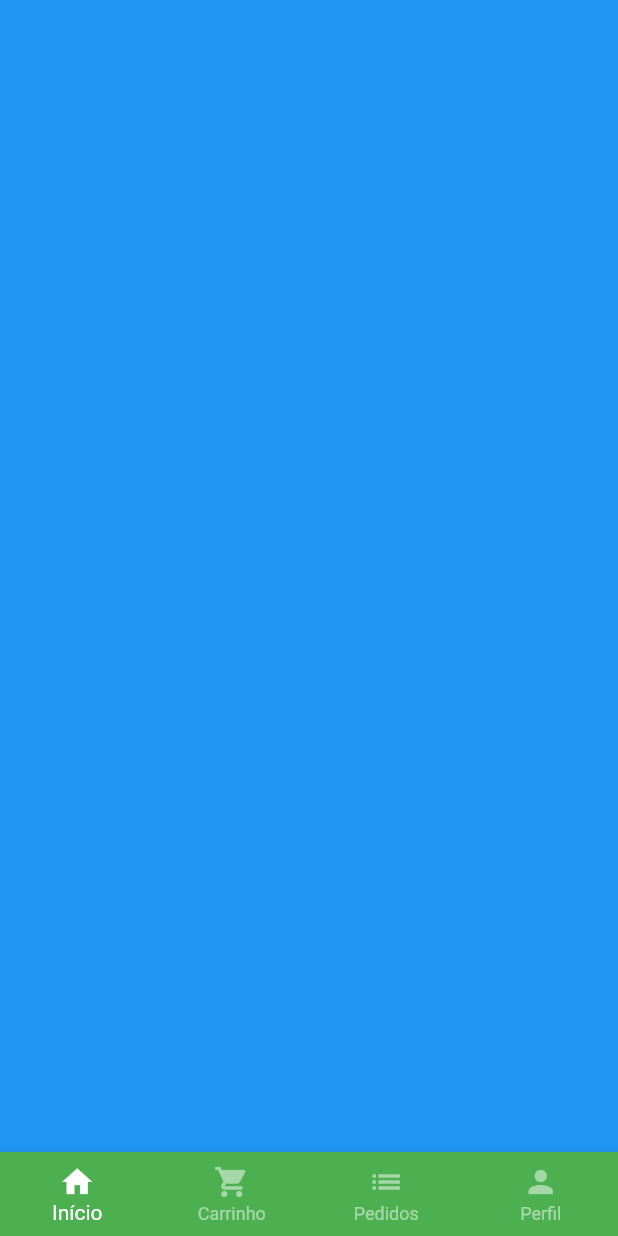
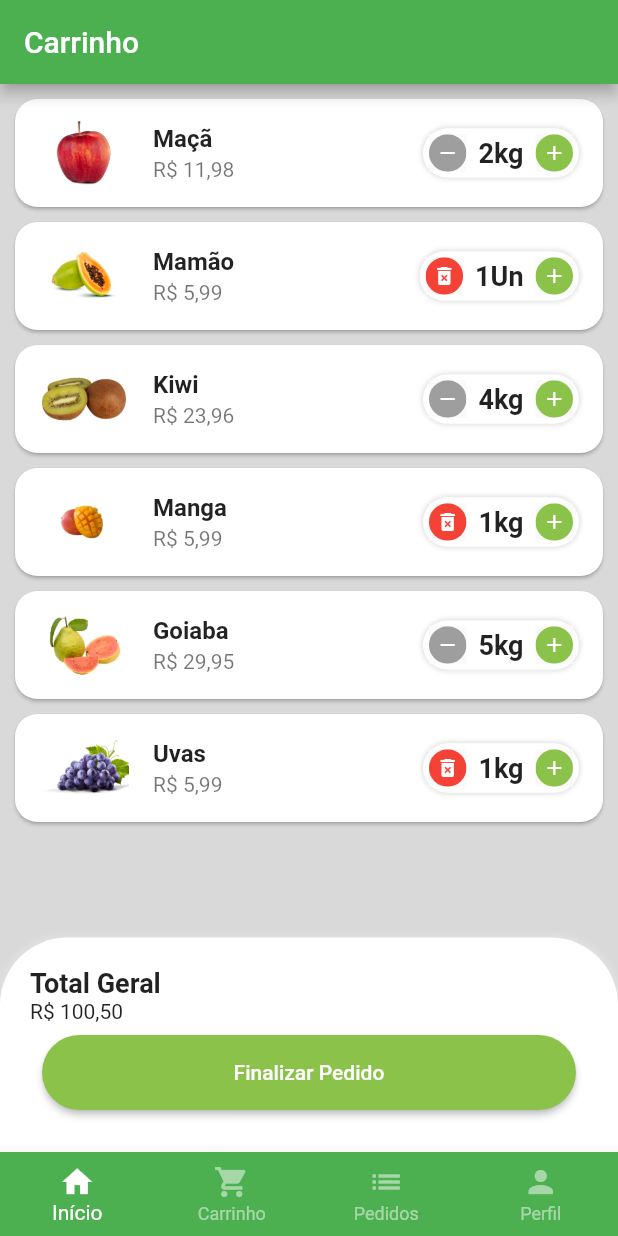
Before and after one commit to DiegoPorfirio01/flutter-app, a Flutter app: the BaseScreen screen opened directly, swiped to page 2, on a phone screen of 412 x 824 dp. Run offline on Flutter 3.47's test engine with Material 2 defaults, Android fonts, the phone set to English and light mode, and no system bars; our stand-ins replace animated_text_kit, mask_text_input_formatter.

Commit message:
feat(screen-cart) create screen cart

```diff
--- a/quitanda/lib/src/config/app_data.dart
+++ b/quitanda/lib/src/config/app_data.dart
@@ -1,3 +1,4 @@
+import 'package:quitanda/src/models/cart_item_model.dart';
 import 'package:quitanda/src/models/item_model.dart';
 
 ItemModel apple = ItemModel(
@@ -17,35 +18,35 @@ ItemModel apple1 = ItemModel(
 );
 
 ItemModel apple2 = ItemModel(
-  itemName: 'Maçã',
-  imgUrl: 'assets/fruits/apple.png',
+  itemName: 'Kiwi',
+  imgUrl: 'assets/fruits/kiwi.png',
   unit: 'kg',
   price: 5.99,
-  description: 'Maçãs frescas e selecionadas',
+  description: 'Kiwi fresco e selecionado',
 );
 
 ItemModel apple3 = ItemModel(
-  itemName: 'Maçã',
-  imgUrl: 'assets/fruits/apple.png',
+  itemName: 'Manga',
+  imgUrl: 'assets/fruits/mango.png',
   unit: 'kg',
   price: 5.99,
-  description: 'Maçãs frescas e selecionadas',
+  description: 'Manga frescas e selecionadas',
 );
 
 ItemModel apple4 = ItemModel(
-  itemName: 'Maçã',
-  imgUrl: 'assets/fruits/apple.png',
+  itemName: 'Goiaba',
+  imgUrl: 'assets/fruits/guava.png',
   unit: 'kg',
   price: 5.99,
-  description: 'Maçãs frescas e selecionadas',
+  description: 'Goiaba frescas e selecionadas',
 );
 
 ItemModel apple5 = ItemModel(
-  itemName: 'Maçã',
-  imgUrl: 'assets/fruits/apple.png',
+  itemName: 'Uvas',
+  imgUrl: 'assets/fruits/grape.png',
   unit: 'kg',
   price: 5.99,
-  description: 'Maçãs frescas e selecionadas',
+  description: 'Uvas frescas e selecionadas',
 );
 
 List<ItemModel> items = [
@@ -65,3 +66,30 @@ final List<String> categories = [
   'Bebidas',
   'Outros'
 ];
+
+List<CartItemModel> cartItems = [
+  CartItemModel(
+    item: apple,
+    quantity: 2,
+  ),
+  CartItemModel(
+    item: apple1,
+    quantity: 1,
+  ),
+  CartItemModel(
+    item: apple2,
+    quantity: 4,
+  ),
+  CartItemModel(
+    item: apple3,
+    quantity: 1,
+  ),
+  CartItemModel(
+    item: apple4,
+    quantity: 5,
+  ),
+  CartItemModel(
+    item: apple5,
+    quantity: 1,
+  ),
+];
--- /dev/null
+++ b/quitanda/lib/src/models/cart_item_model.dart
@@ -0,0 +1,14 @@
+import 'package:quitanda/src/models/item_model.dart';
+
+class CartItemModel {
+  ItemModel item;
+  int quantity;
+
+  CartItemModel({
+    required this.item,
+    required this.quantity,
+  });
+
+  double totalPrice() => item.price * quantity;
+
+}
--- a/quitanda/lib/src/models/item_model.dart
+++ b/quitanda/lib/src/models/item_model.dart
@@ -12,6 +12,4 @@ class ItemModel {
     required this.price,
     required this.description,
   });
-
-
 }
--- a/quitanda/lib/src/pages/auth/sign_in_screen.dart
+++ b/quitanda/lib/src/pages/auth/sign_in_screen.dart
@@ -1,6 +1,6 @@
 import 'package:animated_text_kit/animated_text_kit.dart';
 import 'package:flutter/material.dart';
-import 'package:quitanda/src/pages/auth/components/custom_text_field.dart';
+import 'package:quitanda/src/pages/common_widgets/custom_text_field.dart';
 import 'package:quitanda/src/pages/auth/sign_up_screen.dart';
 import 'package:quitanda/src/config/custom_colors.dart';
 import 'package:quitanda/src/pages/base/base_screen.dart';
--- a/quitanda/lib/src/pages/auth/sign_up_screen.dart
+++ b/quitanda/lib/src/pages/auth/sign_up_screen.dart
@@ -1,6 +1,6 @@
 import 'package:flutter/material.dart';
 import 'package:mask_text_input_formatter/mask_text_input_formatter.dart';
-import 'package:quitanda/src/pages/auth/components/custom_text_field.dart';
+import 'package:quitanda/src/pages/common_widgets/custom_text_field.dart';
 import 'package:quitanda/src/config/custom_colors.dart';
 
 class SignUpScreen extends StatelessWidget {
--- a/quitanda/lib/src/pages/base/base_screen.dart
+++ b/quitanda/lib/src/pages/base/base_screen.dart
@@ -1,5 +1,7 @@
 import 'package:flutter/material.dart';
+import 'package:quitanda/src/pages/cart/cart_tab.dart';
 import 'package:quitanda/src/pages/home/home_tab.dart';
+import 'package:quitanda/src/pages/profile/profile_tab.dart';
 
 class BaseScreen extends StatefulWidget {
   const BaseScreen({super.key});
@@ -21,15 +23,11 @@ class _BaseScreenState extends State<BaseScreen> {
         controller: pageController,
         children: [
           const HomeTab(),
-          Container(
-            color: Colors.blue,
-          ),
-          Container(
-            color: Colors.green,
-          ),
+          const CartTab(),
           Container(
             color: Colors.yellow,
           ),
+          const ProfileTab(),
         ],
       ),
       bottomNavigationBar: BottomNavigationBar(
--- /dev/null
+++ b/quitanda/lib/src/pages/cart/cart_tab.dart
@@ -0,0 +1,135 @@
+import 'package:flutter/material.dart';
+import 'package:quitanda/src/config/custom_colors.dart';
+import 'package:quitanda/src/models/cart_item_model.dart';
+import 'package:quitanda/src/pages/cart/components/cart_tile.dart';
+import 'package:quitanda/src/services/utils_services.dart';
+import 'package:quitanda/src/config/app_data.dart' as appData;
+
+class CartTab extends StatefulWidget {
+  const CartTab({super.key});
+
+  @override
+  State<CartTab> createState() => _CartTabState();
+}
+
+class _CartTabState extends State<CartTab> {
+  final UtilsServices utilsServices = UtilsServices();
+
+  void removeItemFromCart(CartItemModel cartItem) {
+    setState(() {
+      appData.cartItems.remove(cartItem);
+    });
+  }
+
+  @override
+  Widget build(BuildContext context) {
+    return Scaffold(
+      appBar: AppBar(
+        title: const Text('Carrinho'),
+      ),
+      body: Column(
+        children: [
+          Expanded(
+            child: ListView.builder(
+              itemCount: appData.cartItems.length,
+              itemBuilder: (_, index) {
+                return CartTile(
+                  cartItem: appData.cartItems[index],
+                  remove: removeItemFromCart,
+                );
+              },
+            ),
+          ),
+          const SizedBox(
+            height: 16,
+          ),
+          Container(
+            padding: EdgeInsets.all(20),
+            decoration: BoxDecoration(
+              color: Colors.white,
+              borderRadius: BorderRadius.vertical(top: Radius.circular(45)),
+              boxShadow: [
+                BoxShadow(
+                  color: Colors.grey.shade300,
+                  spreadRadius: 2,
+                  blurRadius: 3,
+                ),
+              ],
+            ),
+            child: Column(
+              crossAxisAlignment: CrossAxisAlignment.stretch,
+              children: [
+                const Text(
+                  'Total Geral',
+                  style: TextStyle(
+                    fontSize: 18,
+                    fontWeight: FontWeight.bold,
+                  ),
+                ),
+                Text(
+                  utilsServices.priceToCurrency(100.5),
+                ),
+                Padding(
+                  padding: const EdgeInsets.all(8.0),
+                  child: SizedBox(
+                    height: 50,
+                    child: ElevatedButton(
+                      style: ElevatedButton.styleFrom(
+                        backgroundColor: CustomColors.customSwatchColor,
+                        shape: RoundedRectangleBorder(
+                          borderRadius: BorderRadius.circular(50),
+                        ),
+                      ),
+                      onPressed: () {
+                        showOrderConfirmation();
+                      },
+                      child: const Text('Finalizar Pedido'),
+                    ),
+                  ),
+                ),
+              ],
+            ),
+          )
+        ],
+      ),
+    );
+  }
+
+  Future<bool?> showOrderConfirmation() {
+    return showDialog(
+        context: context,
+        builder: (context) {
+          return AlertDialog(
+            shape: RoundedRectangleBorder(
+              borderRadius: BorderRadius.circular(15),
+            ),
+            title: const Text('Finalizar Pedido'),
+            content: const Text('Deseja finalizar o pedido?'),
+            actions: [
+              TextButton(
+                onPressed: () => Navigator.pop(context, false),
+                child: const Text(
+                  style: TextStyle(
+                    color: Color.fromARGB(255, 167, 149, 149),
+                  ),
+                  'Não',
+                ),
+              ),
+              TextButton(
+                style: ButtonStyle(
+                  backgroundColor:
+                      MaterialStateProperty.all(CustomColors.customSwatchColor),
+                ),
+                onPressed: () => Navigator.pop(context, true),
+                child: const Text(
+                  'Sim',
+                  style: TextStyle(
+                    color: Colors.white,
+                  ),
+                ),
+              ),
+            ],
+          );
+        });
+  }
+}
--- /dev/null
+++ b/quitanda/lib/src/pages/cart/components/cart_tile.dart
@@ -0,0 +1,57 @@
+import 'package:flutter/material.dart';
+import 'package:quitanda/src/models/cart_item_model.dart';
+import 'package:quitanda/src/pages/common_widgets/quantity_widget.dart';
+import 'package:quitanda/src/services/utils_services.dart';
+
+class CartTile extends StatefulWidget {
+  const CartTile({super.key, required this.cartItem, required this.remove});
+  final Function(CartItemModel cartItem) remove;
+
+  final CartItemModel cartItem;
+
+  @override
+  State<CartTile> createState() => _CartTileState();
+}
+
+class _CartTileState extends State<CartTile> {
+  final UtilsServices utilsServices = UtilsServices();
+
+  @override
+  Widget build(BuildContext context) {
+    return Card(
+      margin: const EdgeInsets.fromLTRB(10, 10, 10, 0),
+      shape: RoundedRectangleBorder(
+        borderRadius: BorderRadius.circular(15),
+      ),
+      child: ListTile(
+        leading: Image.asset(
+          widget.cartItem.item.imgUrl,
+          width: 60,
+          height: 60,
+        ),
+        title: Text(
+          widget.cartItem.item.itemName,
+          style: const TextStyle(
+            fontWeight: FontWeight.bold,
+          ),
+        ),
+        subtitle: Text(
+          utilsServices.priceToCurrency(widget.cartItem.totalPrice()),
+        ),
+        trailing: QuantityWidget(
+          value: widget.cartItem.quantity,
+          suffixText: widget.cartItem.item.unit,
+          result: (int quantity) {
+            setState(() {
+              widget.cartItem.quantity = quantity;
+              if (quantity == 0) {
+                widget.remove(widget.cartItem);
+              }
+            });
+          },
+          isRemovable: true,
+        ),
+      ),
+    );
+  }
+}
--- a/quitanda/lib/src/pages/common_widgets/quantity_widget.dart
+++ b/quitanda/lib/src/pages/common_widgets/quantity_widget.dart
@@ -6,12 +6,13 @@ class QuantityWidget extends StatelessWidget {
     super.key,
     required this.value,
     required this.suffixText,
-    required this.result,
+    required this.result, this.isRemovable = false,
   });
 
   final int value;
   final String suffixText;
   final Function(int quantity) result;
+  final bool isRemovable;
 
   @override
   Widget build(BuildContext context) {
@@ -28,12 +29,14 @@ class QuantityWidget extends StatelessWidget {
             ),
           ]),
       child: Row(
+        mainAxisSize: MainAxisSize.min,
         children: [
           _QuantityButton(
-            icon: Icons.remove,
-            color: CustomColors.customContrastColor,
-             onPressed: () {
-              if ( value == 1) return;
+            icon: !isRemovable || value > 1 ? Icons.remove : Icons.delete_forever,
+            color:  !isRemovable || value > 1 ? Colors.grey : Colors.red,
+            onPressed: () {
+              if (value == 1 && !isRemovable) return;
+
               int resultCount = value - 1;
               result(resultCount);
             },
--- a/quitanda/lib/src/pages/home/home_tab.dart
+++ b/quitanda/lib/src/pages/home/home_tab.dart
@@ -91,7 +91,7 @@ class _HomeTabState extends State<HomeTab> {
             ),
           ),
           Container(
-            padding: const EdgeInsets.symmetric(horizontal: 3),
+            padding: const EdgeInsets.symmetric(horizontal: 13),
             height: 40,
             child: ListView.separated(
               scrollDirection: Axis.horizontal,
--- a/quitanda/lib/src/pages/product/product_screen.dart
+++ b/quitanda/lib/src/pages/product/product_screen.dart
@@ -71,7 +71,9 @@ class _ProductScreenState extends State<ProductScreen> {
                             result: (int quantity) {
                               setState(() {
                                 cartItemQuantity = quantity;
-                              });                            },
+                              });
+                            },
+                            isRemovable: true,
                           ),
                         ],
                       ),
```
Also changed, not shown: quitanda/lib/src/pages/common_widgets/custom_text_field.dart (renamed from quitanda/lib/src/pages/auth/components/custom_text_field.dart).
